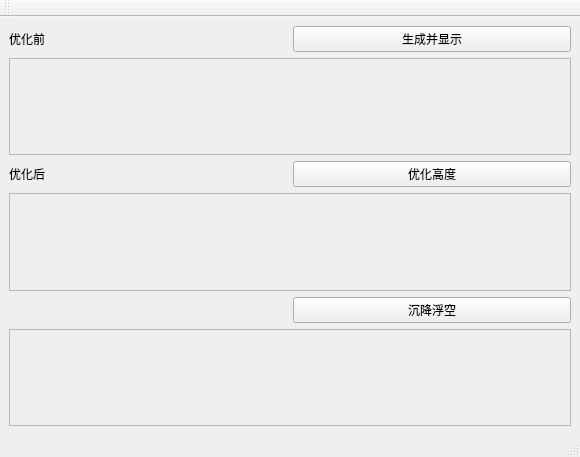
Before: the Qt Designer form mainwindow.ui in ToKiNoBug/SlopeCraftCompressLib, drawn with Qt 5.
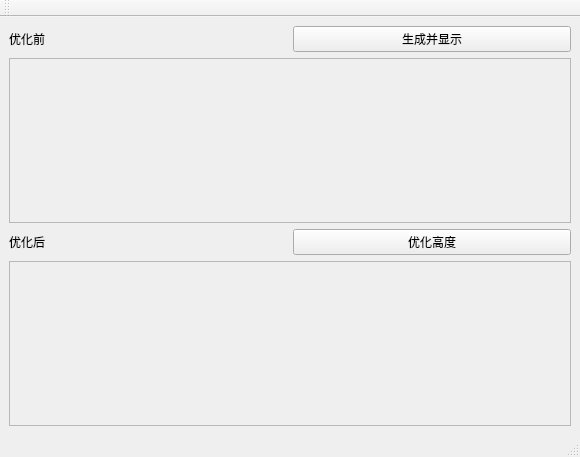
After: the same form once the commit is applied.

```diff
--- a/mainwindow.ui
+++ b/mainwindow.ui
@@ -90,35 +90,6 @@
       </property>
      </widget>
     </item>
-    <item row="5" column="0" colspan="2">
-     <widget class="QLabel" name="ShowResultSinked">
-      <property name="sizePolicy">
-       <sizepolicy hsizetype="Expanding" vsizetype="Expanding">
-        <horstretch>0</horstretch>
-        <verstretch>0</verstretch>
-       </sizepolicy>
-      </property>
-      <property name="autoFillBackground">
-       <bool>true</bool>
-      </property>
-      <property name="frameShape">
-       <enum>QFrame::StyledPanel</enum>
-      </property>
-      <property name="text">
-       <string/>
-      </property>
-      <property name="scaledContents">
-       <bool>true</bool>
-      </property>
-     </widget>
-    </item>
-    <item row="4" column="1">
-     <widget class="QPushButton" name="SinkFloat">
-      <property name="text">
-       <string>沉降浮空</string>
-      </property>
-     </widget>
-    </item>
    </layout>
   </widget>
   <widget class="QMenuBar" name="menubar">
```
Left out of the diff: 14 changed lines with no effect on the pictures.
